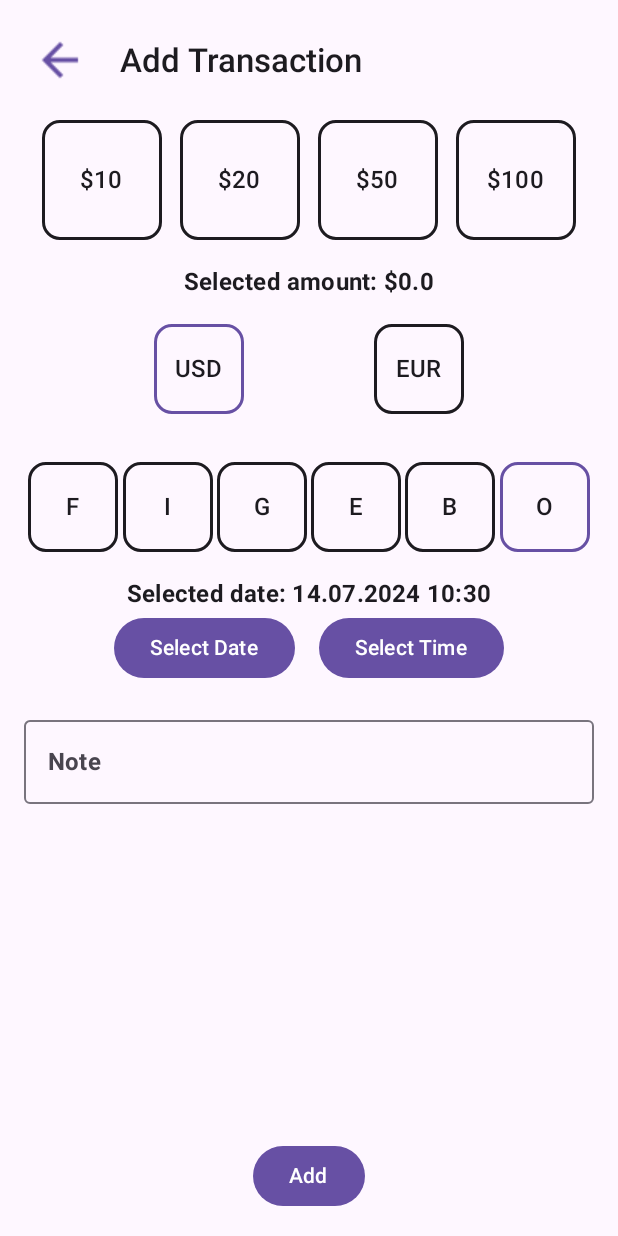
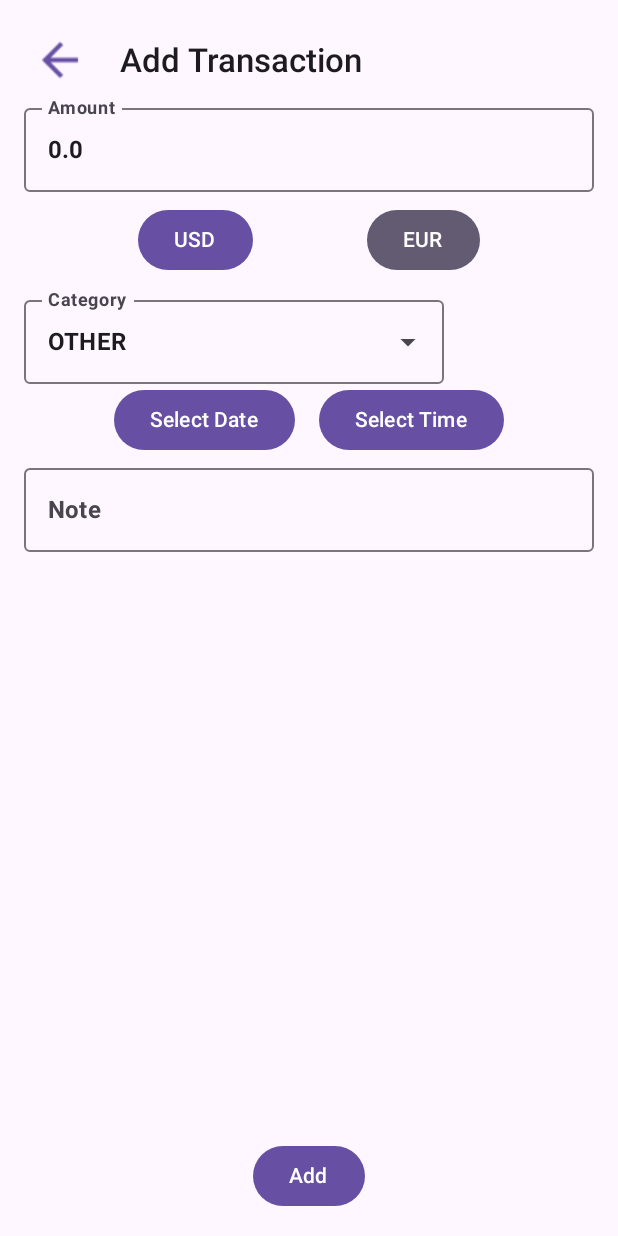
Before and after one commit to antea-p/CS330-DZ12-AnteaPrimorac, an Android app built with Jetpack Compose: the AddTransactionScreen screen opened through its navigation route, on a phone screen of 412 x 824 dp. Run offline under Robolectric (Android 15) with nearby library versions, the phone set to English and light mode, and no system bars; our stand-ins replace Dagger/Hilt's generated code, Room's generated code.

Commit message:
starting to change code to fit requirements better, part 2

```diff
--- a/app/src/main/java/rs/ac/metropolitan/cs330_dz12_anteaprimorac5157/ui/page/AddTransactionScreen.kt
+++ b/app/src/main/java/rs/ac/metropolitan/cs330_dz12_anteaprimorac5157/ui/page/AddTransactionScreen.kt
@@ -3,8 +3,6 @@ package rs.ac.metropolitan.cs330_dz12_anteaprimorac5157.ui.page
 import android.app.DatePickerDialog
 import android.app.TimePickerDialog
 import androidx.compose.foundation.background
-import androidx.compose.foundation.border
-import androidx.compose.foundation.clickable
 import androidx.compose.foundation.layout.Arrangement
 import androidx.compose.foundation.layout.Box
 import androidx.compose.foundation.layout.Column
@@ -12,13 +10,17 @@ import androidx.compose.foundation.layout.Row
 import androidx.compose.foundation.layout.Spacer
 import androidx.compose.foundation.layout.fillMaxSize
 import androidx.compose.foundation.layout.fillMaxWidth
-import androidx.compose.foundation.layout.height
 import androidx.compose.foundation.layout.padding
-import androidx.compose.foundation.layout.size
 import androidx.compose.foundation.layout.width
+import androidx.compose.foundation.text.KeyboardOptions
 import androidx.compose.material.icons.Icons
 import androidx.compose.material.icons.filled.ArrowBack
 import androidx.compose.material3.Button
+import androidx.compose.material3.ButtonDefaults
+import androidx.compose.material3.DropdownMenuItem
+import androidx.compose.material3.ExperimentalMaterial3Api
+import androidx.compose.material3.ExposedDropdownMenuBox
+import androidx.compose.material3.ExposedDropdownMenuDefaults
 import androidx.compose.material3.Icon
 import androidx.compose.material3.IconButton
 import androidx.compose.material3.MaterialTheme
@@ -34,13 +36,13 @@ import androidx.compose.ui.Modifier
 import androidx.compose.ui.draw.scale
 import androidx.compose.ui.graphics.Color
 import androidx.compose.ui.platform.LocalContext
+import androidx.compose.ui.text.input.KeyboardType
 import androidx.compose.ui.tooling.preview.Preview
 import androidx.compose.ui.unit.dp
 import rs.ac.metropolitan.cs330_dz12_anteaprimorac5157.domain.Category
 import rs.ac.metropolitan.cs330_dz12_anteaprimorac5157.domain.Currency
 import rs.ac.metropolitan.cs330_dz12_anteaprimorac5157.domain.Transaction
 import java.time.LocalDateTime
-import java.time.format.DateTimeFormatter
 
 @Composable
 fun AddTransactionScreen(
@@ -59,16 +61,33 @@ fun AddTransactionScreen(
             .padding(16.dp),
         horizontalAlignment = Alignment.CenterHorizontally
     ) {
+        HeaderSection(goBack)
+        AmountInput(amount) { amount = it }
+        CurrencySelection(currency) { currency = it }
+        CategorySelection(category) { category = it }
+        DateTimeSelection(date) { date = it }
+        NoteInput(note) { note = it }
+        Spacer(modifier = Modifier.weight(1f))
+        AddButton {
+            save(Transaction(null, amount, currency, category, date, note))
+            goBack()
+        }
+    }
+}
+
+@Composable
+fun HeaderSection(goBack: () -> Unit) {
     Box(modifier = Modifier.fillMaxWidth()) {
-            Row (
+        Row(
             horizontalArrangement = Arrangement.SpaceBetween,
             verticalAlignment = Alignment.CenterVertically,
-            ){
+        ) {
             IconButton(
                 modifier = Modifier
                     .background(Color.Transparent)
                     .scale(1.5f),
-                    onClick = { goBack() }) {
+                onClick = goBack
+            ) {
                 Icon(
                     imageVector = Icons.Filled.ArrowBack,
                     contentDescription = "Back",
@@ -82,109 +101,107 @@ fun AddTransactionScreen(
             )
         }
     }
+}
 
+@Composable
+fun AmountInput(amount: Double, onAmountChange: (Double) -> Unit) {
+    OutlinedTextField(
+        value = amount.toString(),
+        onValueChange = { onAmountChange(it.toDoubleOrNull() ?: 0.0) },
+        label = { Text("Amount") },
+        keyboardOptions = KeyboardOptions(keyboardType = KeyboardType.Number),
+        modifier = Modifier.fillMaxWidth()
+    )
+}
+
+@Composable
+fun CurrencySelection(selectedCurrency: Currency, onCurrencySelect: (Currency) -> Unit) {
     Row(
         modifier = Modifier
             .fillMaxWidth()
-                .padding(vertical = 16.dp),
+            .padding(vertical = 8.dp),
         horizontalArrangement = Arrangement.SpaceEvenly
     ) {
-            listOf(10.0, 20.0, 50.0, 100.0).forEach { preset ->
-                Box(
-                    modifier = Modifier
-                        .size(80.dp)
-                        .clickable { amount = preset }
-                        .border(
-                            width = 2.dp,
-                            color = if (amount == preset) MaterialTheme.colorScheme.primary else MaterialTheme.colorScheme.onSurface,
-                            shape = MaterialTheme.shapes.medium
+        Currency.values().forEach { currencyOption ->
+            Button(
+                onClick = { onCurrencySelect(currencyOption) },
+                colors = ButtonDefaults.buttonColors(
+                    containerColor = if (selectedCurrency == currencyOption)
+                        MaterialTheme.colorScheme.primary
+                    else
+                        MaterialTheme.colorScheme.secondary
                 )
             ) {
-                    Text(
-                        text = "$${preset.toInt()}",
-                        modifier = Modifier.align(Alignment.Center),
-                        style = MaterialTheme.typography.titleMedium
+                Text(currencyOption.name)
+            }
+        }
+    }
+}
+
+@OptIn(ExperimentalMaterial3Api::class)
+@Composable
+fun CategorySelection(selectedCategory: Category, onCategorySelect: (Category) -> Unit) {
+    var expanded by remember { mutableStateOf(false) }
+
+    ExposedDropdownMenuBox(
+        expanded = expanded,
+        onExpandedChange = { expanded = !expanded },
+        modifier = Modifier.fillMaxWidth()
+    ) {
+        OutlinedTextField(
+            readOnly = true,
+            value = selectedCategory.name,
+            onValueChange = { },
+            label = { Text("Category") },
+            trailingIcon = {
+                ExposedDropdownMenuDefaults.TrailingIcon(expanded = expanded)
+            },
+            modifier = Modifier.menuAnchor()
+        )
+        ExposedDropdownMenu(
+            expanded = expanded,
+            onDismissRequest = { expanded = false }
+        ) {
+            Category.values().forEach { categoryOption ->
+                DropdownMenuItem(
+                    text = { Text(categoryOption.name) },
+                    onClick = {
+                        onCategorySelect(categoryOption)
+                        expanded = false
+                    }
                 )
             }
         }
     }
+}
 
-        Text(text = "Selected amount: $${amount}")
-
-        Row(
-            modifier = Modifier
-                .fillMaxWidth()
-                .padding(vertical = 16.dp),
-            horizontalArrangement = Arrangement.SpaceEvenly
-        ) {
-            Currency.entries.forEach { currencyOption ->
-                Box(
-                    modifier = Modifier
-                        .size(60.dp)
-                        .clickable { currency = currencyOption }
-                        .border(
-                            width = 2.dp,
-                            color = if (currency == currencyOption) MaterialTheme.colorScheme.primary else MaterialTheme.colorScheme.onSurface,
-                            shape = MaterialTheme.shapes.medium
-                        )
-                ) {
-                    Text(
-                        text = currencyOption.name,
-                        modifier = Modifier.align(Alignment.Center),
-                        style = MaterialTheme.typography.titleMedium
-                    )
+@Composable
+fun DateTimeSelection(selectedDate: LocalDateTime, onDateTimeSelect: (LocalDateTime) -> Unit) {
+    Row(horizontalArrangement = Arrangement.SpaceBetween) {
+        DatePicker(selectedDate) { newDate ->
+            onDateTimeSelect(newDate)
+        }
+        Spacer(modifier = Modifier.width(16.dp))
+        TimePicker(selectedDate) { newTime ->
+            onDateTimeSelect(newTime)
         }
     }
 }
 
-        Row(
-            modifier = Modifier
-                .fillMaxWidth()
-                .padding(vertical = 16.dp),
-            horizontalArrangement = Arrangement.SpaceEvenly
-        ) {
-            Category.values().forEach { categoryOption ->
-                Box(
-                    modifier = Modifier
-                        .size(60.dp)
-                        .clickable { category = categoryOption }
-                        .border(
-                            width = 2.dp,
-                            color = if (category == categoryOption) MaterialTheme.colorScheme.primary else MaterialTheme.colorScheme.onSurface,
-                            shape = MaterialTheme.shapes.medium
-                        )
-                ) {
-                    Text(
-                        text = categoryOption.name.take(1),
-                        modifier = Modifier.align(Alignment.Center),
-                        style = MaterialTheme.typography.titleMedium
-                    )
-                }
-            }
-        }
-
-        Text(text = "Selected date: ${date.format(DateTimeFormatter.ofPattern("dd.MM.yyyy HH:mm"))}")
-        Row(horizontalArrangement = Arrangement.SpaceBetween) {
-            DatePicker(date) { newDate -> date = newDate }
-            Spacer(modifier = Modifier.width(16.dp))
-            TimePicker(date) { newTime -> date = newTime }
-        }
-        Spacer(modifier = Modifier.height(16.dp))
+@Composable
+fun NoteInput(note: String, onNoteChange: (String) -> Unit) {
     OutlinedTextField(
         value = note,
-            onValueChange = { note = it },
+        onValueChange = onNoteChange,
         label = { Text("Note") },
         modifier = Modifier.fillMaxWidth(),
     )
+}
 
-        Spacer(modifier = Modifier.weight(1f))
-
-        Button(onClick = {
-            save(Transaction(null, amount, currency, category, date, note))
-            goBack()
-        }) {
+@Composable
+fun AddButton(onClick: () -> Unit) {
+    Button(onClick = onClick) {
         Text("Add")
-        }
     }
 }
 
--- a/app/src/main/java/rs/ac/metropolitan/cs330_dz12_anteaprimorac5157/ui/page/TransactionListScreen.kt
+++ b/app/src/main/java/rs/ac/metropolitan/cs330_dz12_anteaprimorac5157/ui/page/TransactionListScreen.kt
@@ -4,6 +4,7 @@ import androidx.compose.foundation.layout.Arrangement
 import androidx.compose.foundation.layout.Column
 import androidx.compose.foundation.layout.PaddingValues
 import androidx.compose.foundation.layout.Row
+import androidx.compose.foundation.layout.Spacer
 import androidx.compose.foundation.layout.fillMaxWidth
 import androidx.compose.foundation.layout.padding
 import androidx.compose.foundation.layout.size
@@ -101,25 +102,26 @@ fun TransactionRowView(transaction: Transaction) {
             horizontalArrangement = Arrangement.SpaceBetween,
             modifier = Modifier.padding(16.dp)
         ) {
+            Text(
+                text = "${transaction.amount}",
+                style = MaterialTheme.typography.bodyLarge
+            )
             Icon(
-                painter = painterResource(id = if (transaction.currency == Currency.USD) R.drawable.ic_attach_money else R.drawable.ic_euro_symbol),
+                painter = painterResource(id = if (transaction.currency == Currency.USD) R.drawable.ic_attach_money else R.drawable.ic_euro),
                 contentDescription = "Currency",
-                modifier = Modifier.size(40.dp)
+                modifier = Modifier.size(size = if (transaction.currency == Currency.USD) 20.dp else 17.dp)
             )
-            Column {
+            Spacer(modifier = Modifier.size(10.dp))
+            Column(modifier = Modifier.weight(1f)) {
                 Text(
                     text = transaction.category.name,
                     style = MaterialTheme.typography.bodyLarge.copy(fontWeight = FontWeight.Bold)
                 )
                 Text(
-                    text = transaction.date.format(DateTimeFormatter.ofPattern("HH:mm")),
+                    text = "Time: ${transaction.date.format(DateTimeFormatter.ofPattern("HH:mm, dd/MM/yyyy"))}",
                     style = MaterialTheme.typography.bodyMedium
                 )
             }
-            Text(
-                text = "${transaction.amount} ${transaction.currency}",
-                style = MaterialTheme.typography.bodyLarge
-            )
         }
     }
 }
--- a/app/src/main/res/drawable/ic_attach_money.xml
+++ b/app/src/main/res/drawable/ic_attach_money.xml
@@ -1,6 +1,6 @@
 <vector xmlns:android="http://schemas.android.com/apk/res/android"
-    android:width="40dp"
-    android:height="40dp"
+    android:width="20dp"
+    android:height="20dp"
     android:viewportWidth="960"
     android:viewportHeight="960">
   <path
--- /dev/null
+++ b/app/src/main/res/drawable/ic_euro.xml
@@ -0,0 +1,9 @@
+<vector xmlns:android="http://schemas.android.com/apk/res/android"
+    android:width="20dp"
+    android:height="20dp"
+    android:viewportWidth="960"
+    android:viewportHeight="960">
+  <path
+      android:pathData="M576,816q-112,0 -198,-64T258,588L144,588v-72h98q-2,-14 -2,-32t2,-40h-98v-72h114q34,-100 120,-164t198,-64q71,0 132.5,27T816,245l-51,51q-36,-37 -84.5,-58.5T576,216q-81,0 -145.5,43.5T335,372h241v72L314,444q-2,11 -2.5,29.5T314,516h262v72L335,588q31,69 95.5,112.5T576,744q56,0 104.5,-21.5T765,664l51,51q-46,47 -107.5,74T576,816Z"
+      android:fillColor="#5f6368"/>
+</vector>
--- a/app/src/main/res/drawable/ic_euro_symbol.xml
+++ /dev/null
@@ -1,9 +0,0 @@
-<vector xmlns:android="http://schemas.android.com/apk/res/android"
-    android:width="40dp"
-    android:height="40dp"
-    android:viewportWidth="960"
-    android:viewportHeight="960">
-  <path
-      android:pathData="M601.33,840q-120.66,0 -212,-67.67Q298,704.67 266,595.33L120,595.33v-66.66h130.67q-2,-11.67 -2.67,-24.34 -0.67,-12.66 -0.67,-24.33 0,-11.67 0.67,-24.33 0.67,-12.67 2.67,-24.34L120,431.33v-66.66h146q34,-112 124.33,-178.34 90.34,-66.33 211,-66.33 69,0 129.84,23 60.83,23 109.5,68.33l-57.34,57.34q-37,-33 -84.16,-50.5 -47.17,-17.5 -97.84,-17.5 -89,0 -154.5,43.83t-93.5,120.17L602,364.67v66.66L332.67,431.33Q330,443 329,455.67q-1,12.66 -1,24.33 0,11.67 1,24.33 1,12.67 3.67,24.34L602,528.67v66.66L353.33,595.33Q380.67,673 448.5,716.17q67.83,43.16 152.83,43.16 50.67,0 98.5,-17.5 47.84,-17.5 83.5,-50.5L840.67,748q-51.34,46 -111.84,69t-127.5,23Z"
-      android:fillColor="#434343"/>
-</vector>
```
Lines whose indentation alone changed are shown as unchanged.
